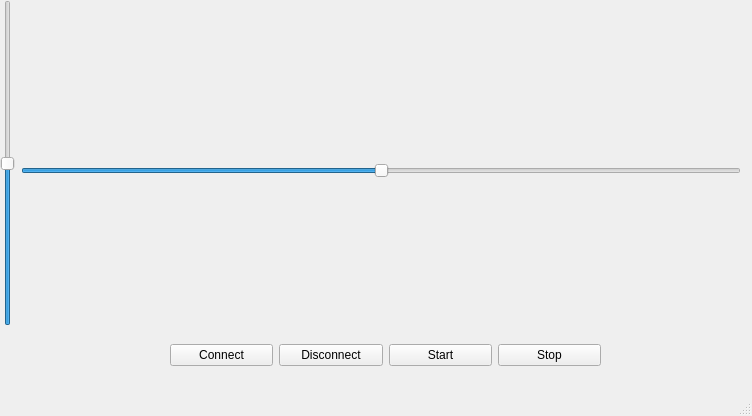
Qt form SignalClient/mainwindow.ui (PigOnTheWing/SignalViewer) before a commit.
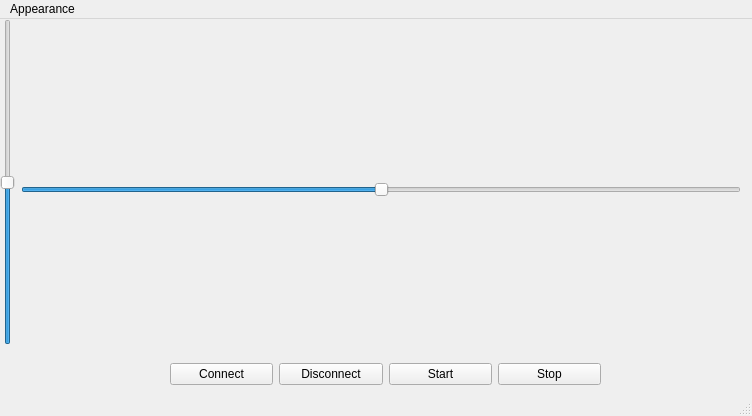
The same form after that commit.

Commit message: Add zooming, colour control and width control

Diff of the .ui file:
```diff
--- a/SignalClient/mainwindow.ui
+++ b/SignalClient/mainwindow.ui
@@ -43,6 +43,12 @@
          <property name="orientation">
           <enum>Qt::Vertical</enum>
          </property>
+         <property name="tickPosition">
+          <enum>QSlider::NoTicks</enum>
+         </property>
+         <property name="tickInterval">
+          <number>0</number>
+         </property>
         </widget>
        </item>
        <item>
@@ -82,6 +88,12 @@
          <property name="orientation">
           <enum>Qt::Horizontal</enum>
          </property>
+         <property name="tickPosition">
+          <enum>QSlider::NoTicks</enum>
+         </property>
+         <property name="tickInterval">
+          <number>0</number>
+         </property>
         </widget>
        </item>
       </layout>
@@ -138,6 +150,14 @@
      <height>23</height>
     </rect>
    </property>
+   <widget class="QMenu" name="menuColour">
+    <property name="title">
+     <string>Appearance</string>
+    </property>
+    <addaction name="actionWidth"/>
+    <addaction name="actionColour"/>
+   </widget>
+   <addaction name="menuColour"/>
   </widget>
   <widget class="QStatusBar" name="statusbar"/>
  </widget>
```
Left out of the diff: 10 changed lines with no effect on the pictures. The commit also changes 9 other files.
